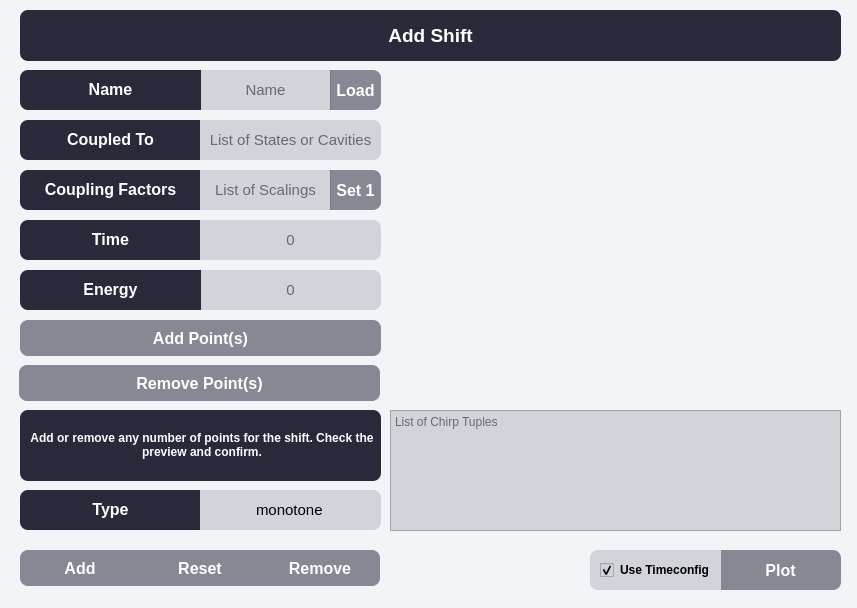
Before: the Qt Designer form add_chirp.ui in davidbauch/QDaCC-GUI, drawn with Qt 5.
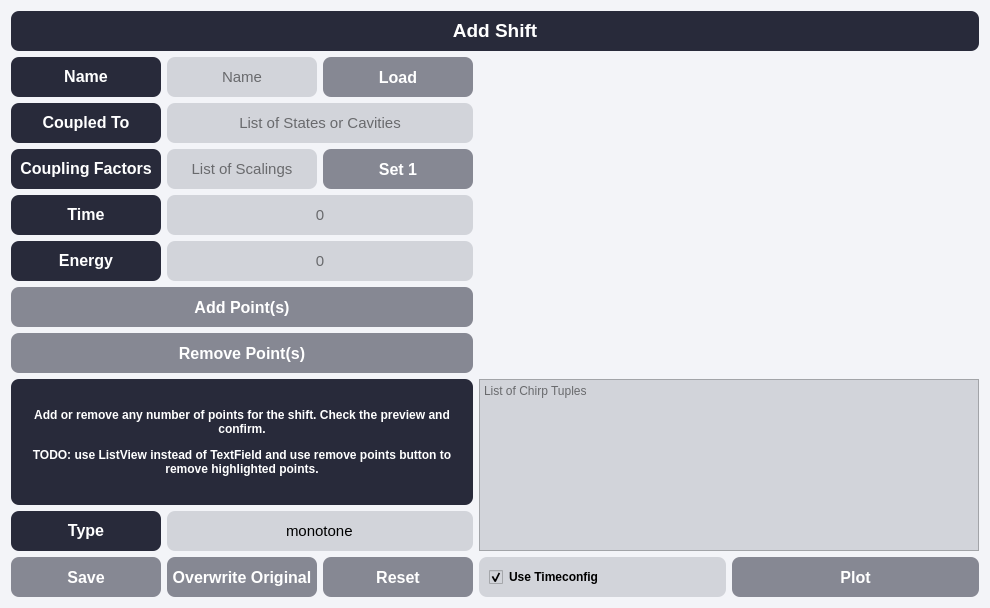
After: the same form once the commit is applied. Custom widgets are drawn as their Qt base class.

Commit message: Added Layout, Added Loading and Saving

Patch:
```diff
--- a/add_chirp.ui
+++ b/add_chirp.ui
@@ -6,7 +6,7 @@
    <rect>
     <x>0</x>
     <y>0</y>
-    <width>857</width>
+    <width>986</width>
     <height>608</height>
    </rect>
   </property>
@@ -57,14 +57,20 @@
 QScrollBar::up-arrow:vertical, QScrollBar::down-arrow:vertical {background: none;}
 QScrollBar::add-page:vertical, QScrollBar::sub-page:vertical {background: none;}</string>
   </property>
+  <layout class="QGridLayout" name="gridLayout">
+   <item row="0" column="0" colspan="5">
   <widget class="QLabel" name="label_2">
-   <property name="geometry">
-    <rect>
-     <x>20</x>
-     <y>10</y>
-     <width>821</width>
-     <height>51</height>
-    </rect>
+     <property name="minimumSize">
+      <size>
+       <width>0</width>
+       <height>40</height>
+      </size>
+     </property>
+     <property name="maximumSize">
+      <size>
+       <width>16777215</width>
+       <height>40</height>
+      </size>
    </property>
    <property name="frameShape">
     <enum>QFrame::NoFrame</enum>
@@ -76,69 +82,33 @@
     <string>&lt;html&gt;&lt;head/&gt;&lt;body&gt;&lt;p align=&quot;center&quot;&gt;&lt;span style=&quot; font-size:14pt; font-weight:700;&quot;&gt;Add Shift&lt;/span&gt;&lt;/p&gt;&lt;/body&gt;&lt;/html&gt;</string>
    </property>
   </widget>
-  <widget class="QLineEdit" name="textinput_name">
-   <property name="geometry">
-    <rect>
-     <x>200</x>
-     <y>70</y>
-     <width>131</width>
-     <height>40</height>
-    </rect>
-   </property>
-   <property name="font">
-    <font>
-     <pointsize>11</pointsize>
-    </font>
-   </property>
-   <property name="styleSheet">
-    <string notr="true">border-radius: 0px; border-left-width: 0px; border-right-width: 0px;</string>
-   </property>
-   <property name="text">
-    <string/>
-   </property>
-   <property name="frame">
-    <bool>true</bool>
-   </property>
-   <property name="alignment">
-    <set>Qt::AlignCenter</set>
-   </property>
-   <property name="placeholderText">
-    <string>Name</string>
-   </property>
-  </widget>
+   </item>
+   <item row="1" column="0">
   <widget class="QLabel" name="label_9">
-   <property name="geometry">
-    <rect>
-     <x>20</x>
-     <y>70</y>
-     <width>181</width>
+     <property name="minimumSize">
+      <size>
+       <width>150</width>
      <height>40</height>
-    </rect>
-   </property>
-   <property name="styleSheet">
-    <string notr="true">border-top-right-radius: 0px; border-bottom-right-radius: 0px; border-right-width: 0px;</string>
+      </size>
    </property>
    <property name="text">
     <string>&lt;html&gt;&lt;head/&gt;&lt;body&gt;&lt;p align=&quot;center&quot;&gt;&lt;span style=&quot; font-size:12pt; font-weight:700;&quot;&gt;Name&lt;/span&gt;&lt;/p&gt;&lt;/body&gt;&lt;/html&gt;</string>
    </property>
   </widget>
-  <widget class="QLineEdit" name="textinput_energy">
-   <property name="geometry">
-    <rect>
-     <x>200</x>
-     <y>270</y>
-     <width>181</width>
+   </item>
+   <item row="1" column="1">
+    <widget class="QLineEdit" name="textinput_name">
+     <property name="minimumSize">
+      <size>
+       <width>150</width>
      <height>40</height>
-    </rect>
+      </size>
    </property>
    <property name="font">
     <font>
      <pointsize>11</pointsize>
     </font>
    </property>
-   <property name="styleSheet">
-    <string notr="true">border-top-left-radius: 0px; border-bottom-left-radius: 0px; border-left-width: 0px;</string>
-   </property>
    <property name="text">
     <string/>
    </property>
@@ -149,58 +119,59 @@
     <set>Qt::AlignCenter</set>
    </property>
    <property name="placeholderText">
-    <string>0</string>
-   </property>
-  </widget>
-  <widget class="QLabel" name="label_10">
-   <property name="geometry">
-    <rect>
-     <x>20</x>
-     <y>270</y>
-     <width>181</width>
+      <string>Name</string>
+     </property>
+    </widget>
+   </item>
+   <item row="1" column="2">
+    <widget class="QPushButton" name="button_load">
+     <property name="minimumSize">
+      <size>
+       <width>150</width>
      <height>40</height>
-    </rect>
-   </property>
-   <property name="styleSheet">
-    <string notr="true">border-top-right-radius: 0px; border-bottom-right-radius: 0px; border-right-width: 0px;</string>
+      </size>
    </property>
    <property name="text">
-    <string>&lt;html&gt;&lt;head/&gt;&lt;body&gt;&lt;p align=&quot;center&quot;&gt;&lt;span style=&quot; font-size:12pt; font-weight:700;&quot;&gt;Energy&lt;/span&gt;&lt;/p&gt;&lt;/body&gt;&lt;/html&gt;</string>
-   </property>
-  </widget>
+      <string>Load</string>
+     </property>
+    </widget>
+   </item>
+   <item row="1" column="3" rowspan="6" colspan="2">
+    <widget class="PlotWidget" name="plot_chirp" native="true">
+     <property name="minimumSize">
+      <size>
+       <width>500</width>
+       <height>0</height>
+      </size>
+     </property>
+    </widget>
+   </item>
+   <item row="2" column="0">
   <widget class="QLabel" name="label_11">
-   <property name="geometry">
-    <rect>
-     <x>20</x>
-     <y>120</y>
-     <width>181</width>
+     <property name="minimumSize">
+      <size>
+       <width>150</width>
      <height>40</height>
-    </rect>
-   </property>
-   <property name="styleSheet">
-    <string notr="true">border-top-right-radius: 0px; border-bottom-right-radius: 0px; border-right-width: 0px;</string>
+      </size>
    </property>
    <property name="text">
     <string>&lt;html&gt;&lt;head/&gt;&lt;body&gt;&lt;p align=&quot;center&quot;&gt;&lt;span style=&quot; font-size:12pt; font-weight:700;&quot;&gt;Coupled To&lt;/span&gt;&lt;/p&gt;&lt;/body&gt;&lt;/html&gt;</string>
    </property>
   </widget>
+   </item>
+   <item row="2" column="1" colspan="2">
   <widget class="QLineEdit" name="textinput_states">
-   <property name="geometry">
-    <rect>
-     <x>200</x>
-     <y>120</y>
-     <width>181</width>
+     <property name="minimumSize">
+      <size>
+       <width>150</width>
      <height>40</height>
-    </rect>
+      </size>
    </property>
    <property name="font">
     <font>
      <pointsize>11</pointsize>
     </font>
    </property>
-   <property name="styleSheet">
-    <string notr="true">border-top-left-radius: 0px; border-bottom-left-radius: 0px; border-left-width: 0px;</string>
-   </property>
    <property name="text">
     <string/>
    </property>
@@ -214,72 +185,127 @@
     <string>List of States or Cavities</string>
    </property>
   </widget>
-  <widget class="QPushButton" name="button_reset">
-   <property name="geometry">
-    <rect>
-     <x>140</x>
-     <y>550</y>
-     <width>120</width>
-     <height>36</height>
-    </rect>
-   </property>
-   <property name="styleSheet">
-    <string notr="true">border-radius: 0px; border-left-width: 0px; border-right-width: 0px;</string>
-   </property>
+   </item>
+   <item row="3" column="0">
+    <widget class="QLabel" name="label_13">
+     <property name="minimumSize">
+      <size>
+       <width>150</width>
+       <height>40</height>
+      </size>
+     </property>
    <property name="text">
-    <string>Reset</string>
-   </property>
-  </widget>
-  <widget class="QPushButton" name="button_confirm">
-   <property name="geometry">
-    <rect>
-     <x>20</x>
-     <y>550</y>
-     <width>120</width>
-     <height>36</height>
-    </rect>
-   </property>
-   <property name="styleSheet">
-    <string notr="true">border-top-right-radius: 0px; border-bottom-right-radius: 0px; border-right-width: 0px;</string>
+      <string>&lt;html&gt;&lt;head/&gt;&lt;body&gt;&lt;p align=&quot;center&quot;&gt;&lt;span style=&quot; font-size:12pt; font-weight:700;&quot;&gt;Coupling Factors&lt;/span&gt;&lt;/p&gt;&lt;/body&gt;&lt;/html&gt;</string>
+     </property>
+    </widget>
+   </item>
+   <item row="3" column="1">
+    <widget class="QLineEdit" name="textinput_state_couplings">
+     <property name="minimumSize">
+      <size>
+       <width>150</width>
+       <height>40</height>
+      </size>
+     </property>
+     <property name="font">
+      <font>
+       <pointsize>11</pointsize>
+      </font>
    </property>
    <property name="text">
-    <string>Add</string>
-   </property>
-  </widget>
+      <string/>
+     </property>
+     <property name="frame">
+      <bool>true</bool>
+     </property>
+     <property name="alignment">
+      <set>Qt::AlignCenter</set>
+     </property>
+     <property name="placeholderText">
+      <string>List of Scalings</string>
+     </property>
+    </widget>
+   </item>
+   <item row="3" column="2">
+    <widget class="QPushButton" name="button_setone">
+     <property name="minimumSize">
+      <size>
+       <width>150</width>
+       <height>40</height>
+      </size>
+     </property>
+     <property name="text">
+      <string>Set 1</string>
+     </property>
+    </widget>
+   </item>
+   <item row="4" column="0">
   <widget class="QLabel" name="label_12">
-   <property name="geometry">
-    <rect>
-     <x>20</x>
-     <y>220</y>
-     <width>181</width>
+     <property name="minimumSize">
+      <size>
+       <width>150</width>
      <height>40</height>
-    </rect>
-   </property>
-   <property name="styleSheet">
-    <string notr="true">border-top-right-radius: 0px; border-bottom-right-radius: 0px; border-right-width: 0px;</string>
+      </size>
    </property>
    <property name="text">
     <string>&lt;html&gt;&lt;head/&gt;&lt;body&gt;&lt;p align=&quot;center&quot;&gt;&lt;span style=&quot; font-size:12pt; font-weight:700;&quot;&gt;Time&lt;/span&gt;&lt;/p&gt;&lt;/body&gt;&lt;/html&gt;</string>
    </property>
   </widget>
+   </item>
+   <item row="4" column="1" colspan="2">
   <widget class="QLineEdit" name="textinput_time">
-   <property name="geometry">
-    <rect>
-     <x>200</x>
-     <y>220</y>
-     <width>181</width>
+     <property name="minimumSize">
+      <size>
+       <width>150</width>
      <height>40</height>
-    </rect>
+      </size>
    </property>
    <property name="font">
     <font>
      <pointsize>11</pointsize>
     </font>
    </property>
-   <property name="styleSheet">
-    <string notr="true">border-top-left-radius: 0px; border-bottom-left-radius: 0px; border-left-width: 0px;</string>
-   </property>
+     <property name="text">
+      <string/>
+     </property>
+     <property name="frame">
+      <bool>true</bool>
+     </property>
+     <property name="alignment">
+      <set>Qt::AlignCenter</set>
+     </property>
+     <property name="placeholderText">
+      <string>0</string>
+     </property>
+    </widget>
+   </item>
+   <item row="5" column="0">
+    <widget class="QLabel" name="label_10">
+     <property name="minimumSize">
+      <size>
+       <width>150</width>
+       <height>40</height>
+      </size>
+     </property>
    <property name="text">
+      <string>&lt;html&gt;&lt;head/&gt;&lt;body&gt;&lt;p align=&quot;center&quot;&gt;&lt;span style=&quot; font-size:12pt; font-weight:700;&quot;&gt;Energy&lt;/span&gt;&lt;/p&gt;&lt;/body&gt;&lt;/html&gt;</string>
+     </property>
+    </widget>
+   </item>
+   <item row="5" column="1" colspan="2">
+    <widget class="QLineEdit" name="textinput_energy">
+     <property name="minimumSize">
+      <size>
+       <width>150</width>
+       <height>40</height>
+      </size>
+     </property>
+     <property name="font">
+      <font>
+       <pointsize>11</pointsize>
+      </font>
+     </property>
+     <property name="text">
     <string/>
    </property>
    <property name="frame">
@@ -292,30 +318,76 @@
     <string>0</string>
    </property>
   </widget>
+   </item>
+   <item row="6" column="0" colspan="3">
+    <widget class="QPushButton" name="button_add">
+     <property name="minimumSize">
+      <size>
+       <width>150</width>
+       <height>40</height>
+      </size>
+     </property>
+     <property name="text">
+      <string>Add Point(s)</string>
+     </property>
+    </widget>
+   </item>
+   <item row="7" column="0" colspan="3">
+    <widget class="QPushButton" name="button_remove_points">
+     <property name="minimumSize">
+      <size>
+       <width>150</width>
+       <height>40</height>
+      </size>
+     </property>
+     <property name="text">
+      <string>Remove Point(s)</string>
+     </property>
+    </widget>
+   </item>
+   <item row="8" column="0" colspan="3">
+    <widget class="QLabel" name="label">
+     <property name="lineWidth">
+      <number>1</number>
+     </property>
+     <property name="text">
+      <string>&lt;html&gt;&lt;head/&gt;&lt;body&gt;&lt;p align=&quot;center&quot;&gt;&lt;span style=&quot; font-weight:700;&quot;&gt;Add or remove any number of points for the shift. Check the preview and confirm.&lt;/span&gt;&lt;/p&gt;&lt;p align=&quot;center&quot;&gt;&lt;span style=&quot; font-weight:700;&quot;&gt;TODO: use ListView instead of TextField and use remove points button to remove highlighted points.&lt;/span&gt;&lt;/p&gt;&lt;/body&gt;&lt;/html&gt;</string>
+     </property>
+     <property name="wordWrap">
+      <bool>true</bool>
+     </property>
+     <property name="margin">
+      <number>17</number>
+     </property>
+    </widget>
+   </item>
+   <item row="8" column="3" rowspan="2" colspan="2">
+    <widget class="QTextBrowser" name="text_output_list_of_points">
+     <property name="placeholderText">
+      <string>List of Chirp Tuples </string>
+     </property>
+    </widget>
+   </item>
+   <item row="9" column="0">
   <widget class="QLabel" name="label_15">
-   <property name="geometry">
-    <rect>
-     <x>20</x>
-     <y>490</y>
-     <width>181</width>
+     <property name="minimumSize">
+      <size>
+       <width>150</width>
      <height>40</height>
-    </rect>
-   </property>
-   <property name="styleSheet">
-    <string notr="true">border-top-right-radius: 0px; border-bottom-right-radius: 0px; border-right-width: 0px;</string>
+      </size>
    </property>
    <property name="text">
     <string>&lt;html&gt;&lt;head/&gt;&lt;body&gt;&lt;p align=&quot;center&quot;&gt;&lt;span style=&quot; font-size:12pt; font-weight:700;&quot;&gt;Type&lt;/span&gt;&lt;/p&gt;&lt;/body&gt;&lt;/html&gt;</string>
    </property>
   </widget>
+   </item>
+   <item row="9" column="1" colspan="2">
   <widget class="QLineEdit" name="textinput_type">
-   <property name="geometry">
-    <rect>
-     <x>200</x>
-     <y>490</y>
-     <width>181</width>
+     <property name="minimumSize">
+      <size>
+       <width>150</width>
      <height>40</height>
-    </rect>
+      </size>
    </property>
    <property name="font">
     <font>
@@ -325,9 +397,6 @@
    <property name="statusTip">
     <string>Can be either of: gauss, sine</string>
    </property>
-   <property name="styleSheet">
-    <string notr="true">border-top-left-radius: 0px; border-bottom-left-radius: 0px; border-left-width: 0px;</string>
-   </property>
    <property name="text">
     <string>monotone</string>
    </property>
@@ -341,68 +410,27 @@
     <string>gauss or sine</string>
    </property>
   </widget>
-  <widget class="QLabel" name="label">
-   <property name="geometry">
-    <rect>
-     <x>20</x>
-     <y>410</y>
-     <width>361</width>
-     <height>71</height>
-    </rect>
-   </property>
-   <property name="styleSheet">
-    <string notr="true">padding: 5%;</string>
-   </property>
-   <property name="lineWidth">
-    <number>1</number>
-   </property>
-   <property name="text">
-    <string>&lt;html&gt;&lt;head/&gt;&lt;body&gt;&lt;p align=&quot;center&quot;&gt;&lt;span style=&quot; font-weight:700;&quot;&gt;Add or remove any number of points for the shift. Check the preview and confirm.&lt;/span&gt;&lt;/p&gt;&lt;/body&gt;&lt;/html&gt;</string>
-   </property>
-   <property name="wordWrap">
-    <bool>true</bool>
-   </property>
-  </widget>
-  <widget class="QPushButton" name="button_plot">
-   <property name="geometry">
-    <rect>
-     <x>720</x>
-     <y>550</y>
-     <width>121</width>
+   </item>
+   <item row="10" column="0">
+    <widget class="QPushButton" name="button_confirm">
+     <property name="minimumSize">
+      <size>
+       <width>150</width>
      <height>40</height>
-    </rect>
-   </property>
-   <property name="font">
-    <font>
-     <pointsize>-1</pointsize>
-     <bold>true</bold>
-    </font>
-   </property>
-   <property name="styleSheet">
-    <string notr="true">border-top-left-radius: 0px; border-bottom-left-radius: 0px; border-left-width: 0px;</string>
+      </size>
    </property>
    <property name="text">
-    <string>Plot</string>
-   </property>
-  </widget>
-  <widget class="PlotWidget" name="plot_chirp" native="true">
-   <property name="geometry">
-    <rect>
-     <x>390</x>
-     <y>70</y>
-     <width>451</width>
-     <height>291</height>
-    </rect>
-   </property>
-  </widget>
+      <string>Save</string>
+     </property>
+    </widget>
+   </item>
+   <item row="10" column="3">
   <widget class="QCheckBox" name="input_use_timeconfig">
-   <property name="geometry">
-    <rect>
-     <x>590</x>
-     <y>550</y>
-     <width>131</width>
+     <property name="minimumSize">
+      <size>
+       <width>150</width>
      <height>40</height>
-    </rect>
+      </size>
    </property>
    <property name="font">
     <font>
@@ -412,9 +440,6 @@
    <property name="statusTip">
     <string/>
    </property>
-   <property name="styleSheet">
-    <string notr="true">border-top-right-radius: 0px; border-bottom-right-radius: 0px; border-right-width: 0px;</string>
-   </property>
    <property name="text">
     <string>Use Timeconfig</string>
    </property>
@@ -422,139 +447,53 @@
     <bool>true</bool>
    </property>
   </widget>
-  <widget class="QPushButton" name="button_load">
-   <property name="geometry">
-    <rect>
-     <x>330</x>
-     <y>70</y>
-     <width>51</width>
+   </item>
+   <item row="10" column="4">
+    <widget class="QPushButton" name="button_plot">
+     <property name="minimumSize">
+      <size>
+       <width>150</width>
      <height>40</height>
-    </rect>
-   </property>
-   <property name="styleSheet">
-    <string notr="true">border-top-left-radius: 0px; border-bottom-left-radius: 0px; border-left-width: 0px;</string>
-   </property>
-   <property name="text">
-    <string>Load</string>
-   </property>
-  </widget>
-  <widget class="QPushButton" name="button_add">
-   <property name="geometry">
-    <rect>
-     <x>20</x>
-     <y>320</y>
-     <width>361</width>
-     <height>36</height>
-    </rect>
-   </property>
-   <property name="text">
-    <string>Add Point(s)</string>
-   </property>
-  </widget>
-  <widget class="QPushButton" name="button_remove_points">
-   <property name="geometry">
-    <rect>
-     <x>19</x>
-     <y>365</y>
-     <width>361</width>
-     <height>36</height>
-    </rect>
-   </property>
-   <property name="text">
-    <string>Remove Point(s)</string>
-   </property>
-  </widget>
-  <widget class="QTextBrowser" name="text_output_list_of_points">
-   <property name="geometry">
-    <rect>
-     <x>390</x>
-     <y>410</y>
-     <width>451</width>
-     <height>121</height>
-    </rect>
-   </property>
-   <property name="placeholderText">
-    <string>List of Chirp Tuples </string>
-   </property>
-  </widget>
-  <widget class="QLabel" name="label_13">
-   <property name="geometry">
-    <rect>
-     <x>20</x>
-     <y>170</y>
-     <width>181</width>
-     <height>40</height>
-    </rect>
-   </property>
-   <property name="styleSheet">
-    <string notr="true">border-top-right-radius: 0px; border-bottom-right-radius: 0px; border-right-width: 0px;</string>
-   </property>
-   <property name="text">
-    <string>&lt;html&gt;&lt;head/&gt;&lt;body&gt;&lt;p align=&quot;center&quot;&gt;&lt;span style=&quot; font-size:12pt; font-weight:700;&quot;&gt;Coupling Factors&lt;/span&gt;&lt;/p&gt;&lt;/body&gt;&lt;/html&gt;</string>
-   </property>
-  </widget>
-  <widget class="QLineEdit" name="textinput_state_couplings">
-   <property name="geometry">
-    <rect>
-     <x>200</x>
-     <y>170</y>
-     <width>131</width>
-     <height>40</height>
-    </rect>
+      </size>
    </property>
    <property name="font">
     <font>
-     <pointsize>11</pointsize>
-    </font>
-   </property>
-   <property name="styleSheet">
-    <string notr="true">border-left-width: 0px; border-radius: 0px;</string>
-   </property>
+       <pointsize>-1</pointsize>
+       <bold>true</bold>
+      </font>
+     </property>
    <property name="text">
-    <string/>
-   </property>
-   <property name="frame">
-    <bool>true</bool>
-   </property>
-   <property name="alignment">
-    <set>Qt::AlignCenter</set>
-   </property>
-   <property name="placeholderText">
-    <string>List of Scalings</string>
-   </property>
-  </widget>
-  <widget class="QPushButton" name="button_setone">
-   <property name="geometry">
-    <rect>
-     <x>330</x>
-     <y>170</y>
-     <width>51</width>
+      <string>Plot</string>
+     </property>
+    </widget>
+   </item>
+   <item row="10" column="2">
+    <widget class="QPushButton" name="button_reset">
+     <property name="minimumSize">
+      <size>
+       <width>150</width>
      <height>40</height>
-    </rect>
-   </property>
-   <property name="styleSheet">
-    <string notr="true">border-top-left-radius: 0px; border-bottom-left-radius: 0px; border-left-width: 0px;</string>
-   </property>
+      </size>
+     </property>
    <property name="text">
-    <string>Set 1</string>
-   </property>
-  </widget>
-  <widget class="QPushButton" name="button_remove">
-   <property name="geometry">
-    <rect>
-     <x>260</x>
-     <y>550</y>
-     <width>120</width>
-     <height>36</height>
-    </rect>
-   </property>
-   <property name="styleSheet">
-    <string notr="true">border-top-left-radius: 0px; border-bottom-left-radius: 0px; border-left-width: 0px;</string>
-   </property>
+      <string>Reset</string>
+     </property>
+    </widget>
+   </item>
+   <item row="10" column="1">
+    <widget class="QPushButton" name="button_confirm_replace">
+     <property name="minimumSize">
+      <size>
+       <width>150</width>
+       <height>40</height>
+      </size>
+     </property>
    <property name="text">
-    <string>Remove</string>
-   </property>
-  </widget>
+      <string>Overwrite Original</string>
+     </property>
+    </widget>
+   </item>
+  </layout>
   <zorder>label_11</zorder>
   <zorder>label_2</zorder>
   <zorder>textinput_name</zorder>
```
Left out of the diff: 6 changed lines with no effect on the pictures. Lines whose indentation alone changed are shown as unchanged. The commit also changes 20 other files.
